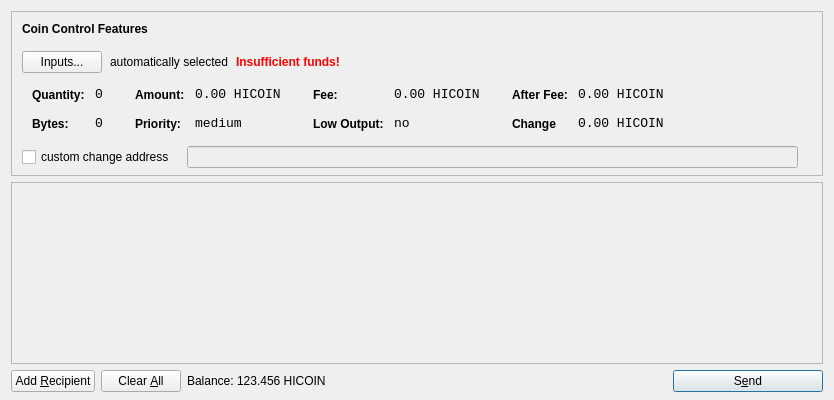
Before: the Qt Designer form src/qt/forms/sendcoinsdialog.ui in ioying/hicointest, drawn with Qt 5.
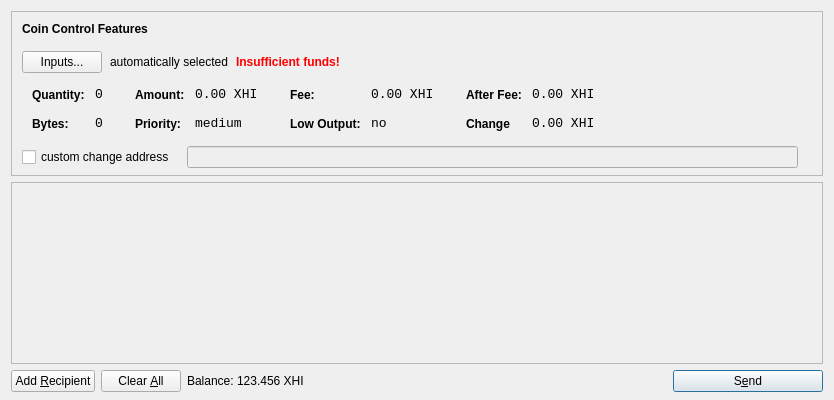
After: the same form once the commit is applied. Icons and pictures are not drawn.

Diff of the .ui file:
```diff
--- a/src/qt/forms/sendcoinsdialog.ui
+++ b/src/qt/forms/sendcoinsdialog.ui
@@ -321,7 +321,7 @@
                   <enum>Qt::ActionsContextMenu</enum>
                  </property>
                  <property name="text">
-                  <string>0.00 HICOIN</string>
+                  <string>0.00 XHI</string>
                  </property>
                  <property name="textInteractionFlags">
                   <set>Qt::LinksAccessibleByMouse|Qt::TextSelectableByKeyboard|Qt::TextSelectableByMouse</set>
@@ -407,7 +407,7 @@
                   <enum>Qt::ActionsContextMenu</enum>
                  </property>
                  <property name="text">
-                  <string>0.00 HICOIN</string>
+                  <string>0.00 XHI</string>
                  </property>
                  <property name="textInteractionFlags">
                   <set>Qt::LinksAccessibleByMouse|Qt::TextSelectableByKeyboard|Qt::TextSelectableByMouse</set>
@@ -493,7 +493,7 @@
                   <enum>Qt::ActionsContextMenu</enum>
                  </property>
                  <property name="text">
-                  <string>0.00 HICOIN</string>
+                  <string>0.00 XHI</string>
                  </property>
                  <property name="textInteractionFlags">
                   <set>Qt::LinksAccessibleByMouse|Qt::TextSelectableByKeyboard|Qt::TextSelectableByMouse</set>
@@ -525,7 +525,7 @@
                   <enum>Qt::ActionsContextMenu</enum>
                  </property>
                  <property name="text">
-                  <string>0.00 HICOIN</string>
+                  <string>0.00 XHI</string>
                  </property>
                  <property name="textInteractionFlags">
                   <set>Qt::LinksAccessibleByMouse|Qt::TextSelectableByKeyboard|Qt::TextSelectableByMouse</set>
@@ -732,7 +732,7 @@
           <cursorShape>IBeamCursor</cursorShape>
          </property>
          <property name="text">
-          <string>123.456 HICOIN</string>
+          <string>123.456 XHI</string>
          </property>
          <property name="textInteractionFlags">
           <set>Qt::LinksAccessibleByMouse|Qt::TextSelectableByKeyboard|Qt::TextSelectableByMouse</set>
```
